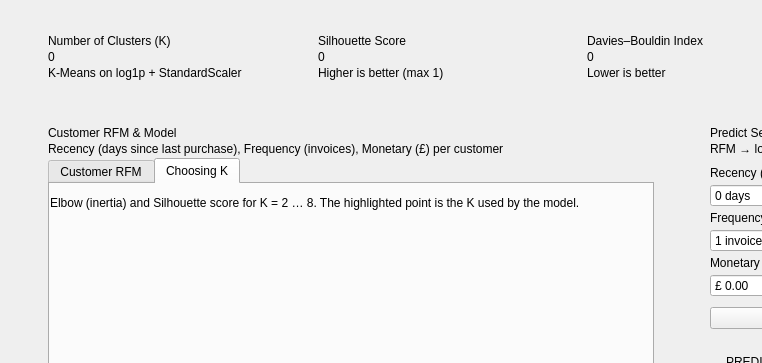
First picture: the form in ui_app/ui/pages/RfmModelPage.ui, repository Trinh186/Machine-Learning, before the edit; both pictures show x 0 to 762 and y 0 to 363 of the 1118 by 744 pixel window.
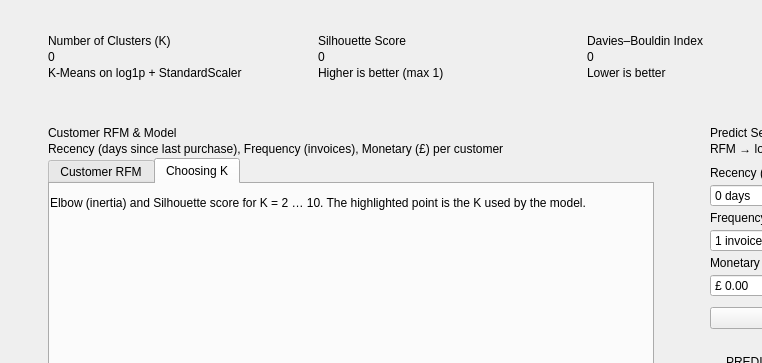
Second picture: the form after the edit. The open tabs and pages were chosen to show the change.

Commit message:
RFM & Model: show "K = 2 … 10" to match the Elbow/Silhouette charts
- Choosing K note now follows the K range in the model metrics (K = 2 … 10); static text updated too
- Customer RFM table shows recency/frequency as whole numbers (real data returns floats: 3.0 -> 3)
- Includes Thư's service calls from main (get_real_model_info / get_model_segments /
  get_real_rfm_table), so the branch merges cleanly into main

Claude-Session: https://claude.ai/code/session_01EgwuLShYnGJ8wFKUyP5Maz

```diff
--- a/ui_app/ui/pages/RfmModelPage.ui
+++ b/ui_app/ui/pages/RfmModelPage.ui
@@ -548,7 +548,7 @@
             <item>
              <widget class="QLabel" name="lblChooseKNote">
               <property name="text">
-               <string>Elbow (inertia) and Silhouette score for K = 2 … 8. The highlighted point is the K used by the model.</string>
+               <string>Elbow (inertia) and Silhouette score for K = 2 … 10. The highlighted point is the K used by the model.</string>
               </property>
               <property name="wordWrap">
                <bool>true</bool>
```
The commit also changes 2 other files.
